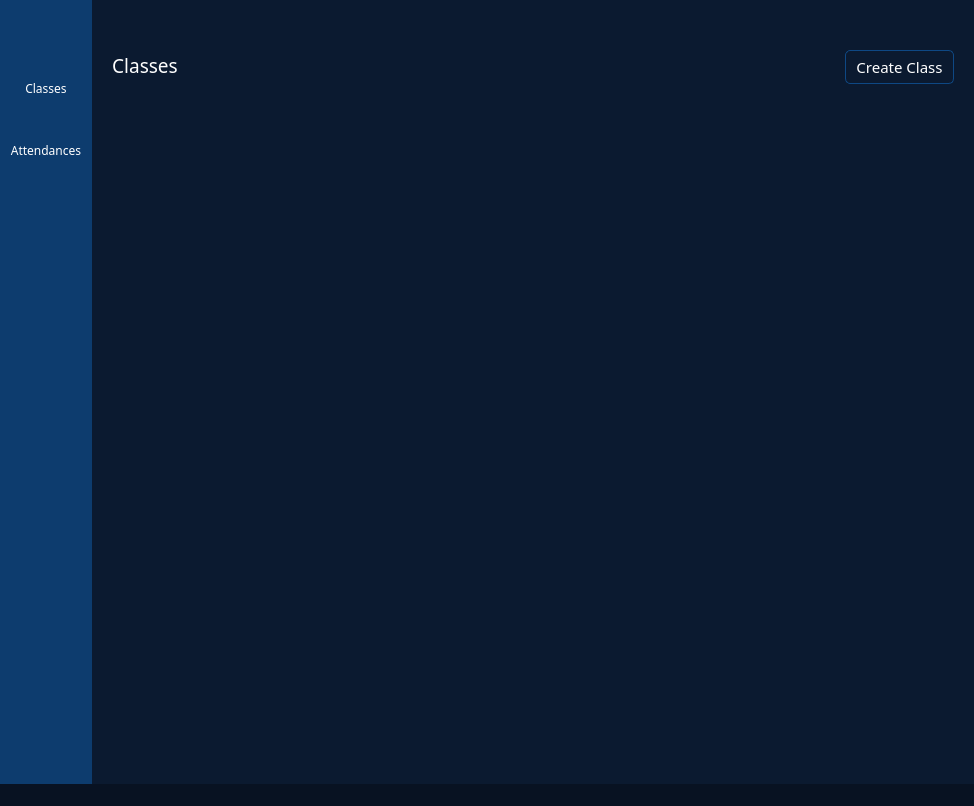
Before: the Qt Designer form Teachers/Misc/Templates/lobby.ui in ZVDCM/Horace, drawn with Qt 5.
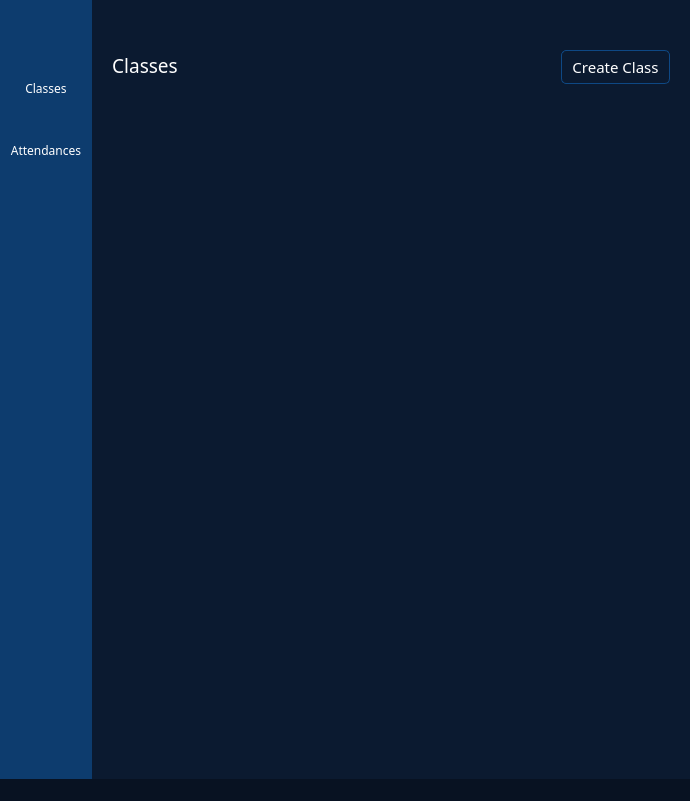
After: the same form once the commit is applied. Icons and pictures are not drawn.

The edit to the form file:
```diff
--- a/Teachers/Misc/Templates/lobby.ui
+++ b/Teachers/Misc/Templates/lobby.ui
@@ -6,8 +6,8 @@
    <rect>
     <x>0</x>
     <y>0</y>
-    <width>974</width>
-    <height>806</height>
+    <width>690</width>
+    <height>801</height>
    </rect>
   </property>
   <property name="styleSheet">
@@ -563,8 +563,8 @@
               <rect>
                <x>0</x>
                <y>0</y>
-               <width>840</width>
-               <height>658</height>
+               <width>556</width>
+               <height>653</height>
               </rect>
              </property>
             </widget>
```
Left out of the diff: 8 changed lines with no effect on the pictures.
